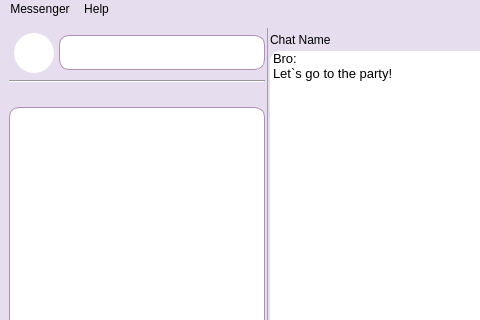
This is messenger/mainwindow.ui in ita-social-projects/HTTP_Messenger_Client as Qt 5 draws it before an edit; both pictures show x 0 to 480 and y 0 to 320 of the 893 by 498 pixel window. The edited form follows.
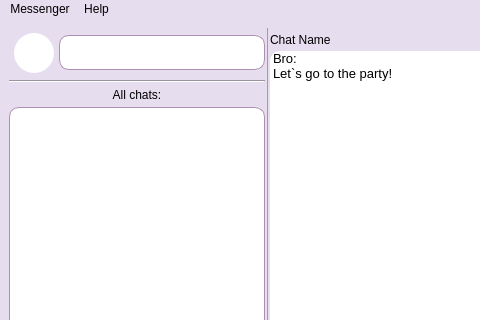
This is the edited form. Icons and pictures are not drawn.

Patch:
```diff
--- a/messenger/mainwindow.ui
+++ b/messenger/mainwindow.ui
@@ -168,7 +168,7 @@
             <string notr="true"/>
            </property>
            <property name="text">
-            <string/>
+            <string>All chats:</string>
            </property>
            <property name="alignment">
             <set>Qt::AlignCenter</set>
```
